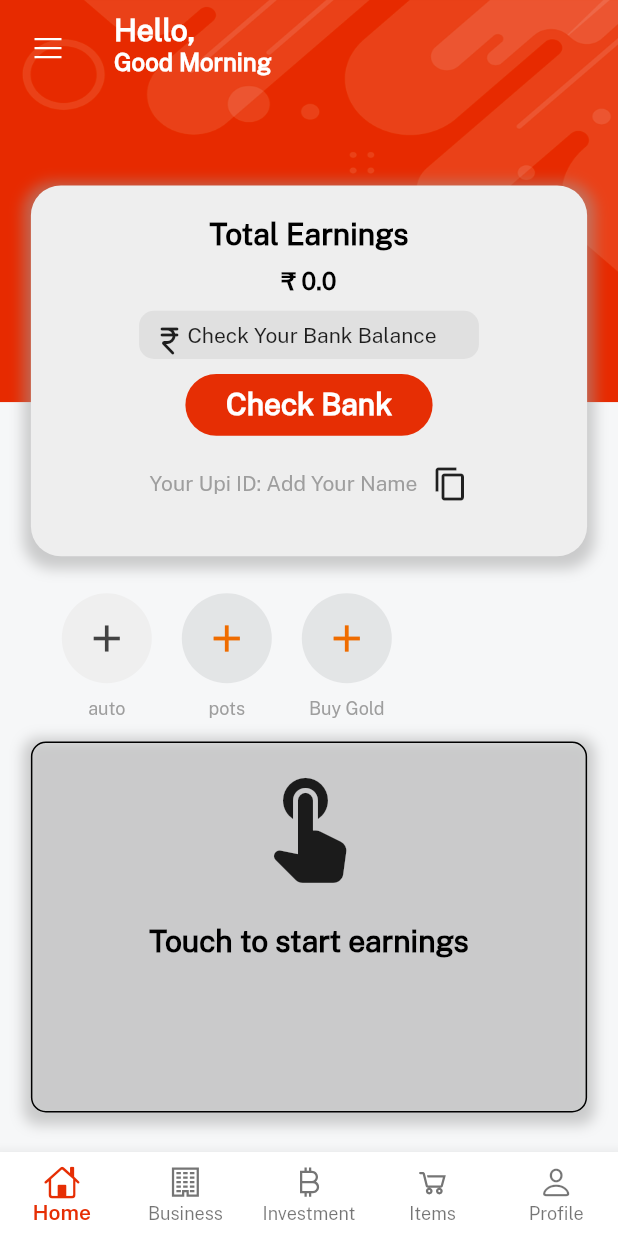
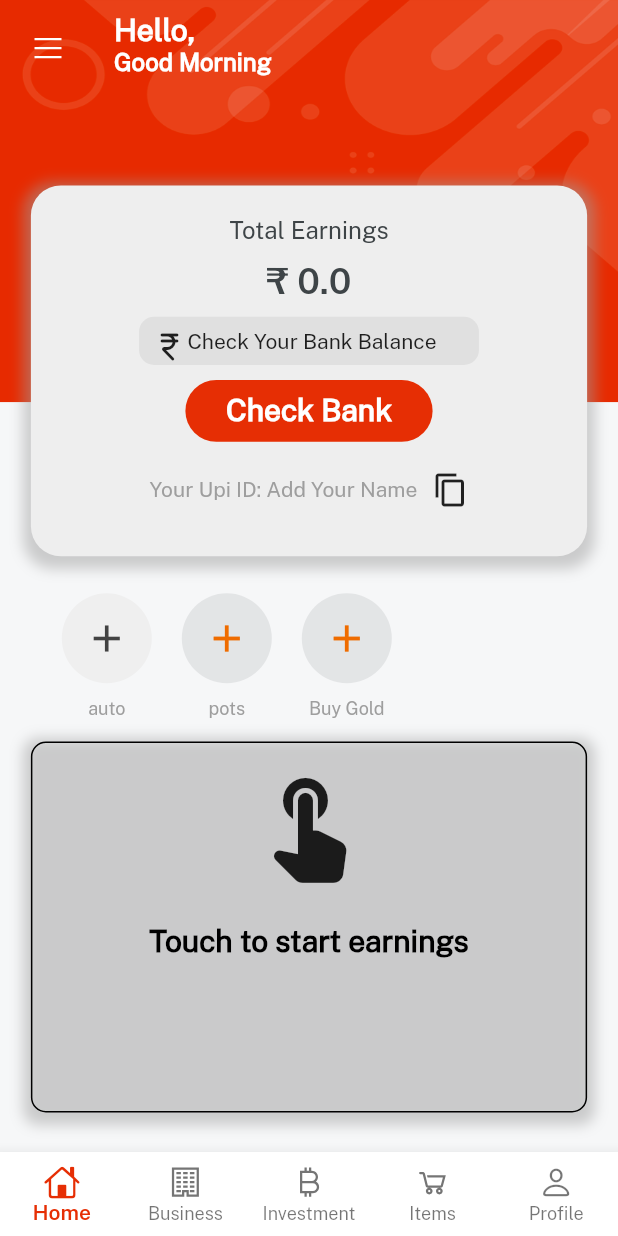
Before and after one commit to salmanulfarisi/business_empire, a Flutter app: the screen it shows once a user with an empty profile is signed in, on a phone screen of 412 x 824 dp. Run offline on Flutter 3.47's test engine with Material 2 defaults, Android fonts, the phone set to English and light mode, and no system bars; our stand-ins replace cached_network_image, cloud_firestore, dotted_border, firebase_auth, firebase_core, firebase_storage and 9 more; missing offline and left inert: awesome_card; accounts and stored records are empty; network calls fail.

Commit message:
fixed bugs

```diff
--- a/lib/screen/dashboard.dart
+++ b/lib/screen/dashboard.dart
@@ -1,5 +1,5 @@
 import 'package:business_empire/screen/bussiness/bussiness_page.dart';
-import 'package:business_empire/screen/home.dart';
+import 'package:business_empire/screen/home/home.dart';
 import 'package:business_empire/screen/wholesale/shop/view/profile/profile_screen.dart';
 import 'package:business_empire/screen/wholesale/shop/widgets/consts.dart';
 import 'package:flutter/cupertino.dart';
--- a/lib/screen/home.dart
+++ b/lib/screen/home/home.dart
@@ -18,7 +18,7 @@ import 'package:flutter/material.dart';
 import 'package:line_icons/line_icons.dart';
 import 'package:shared_preferences/shared_preferences.dart';
 
-import 'wholesale/shop/services/firestore_sercices.dart';
+import '../wholesale/shop/services/firestore_sercices.dart';
 
 class HomePage extends StatefulWidget {
   const HomePage({Key? key}) : super(key: key);
@@ -188,12 +188,11 @@ class _HomePageState extends State<HomePage> {
 
   @override
   void initState() {
-    Future.delayed(const Duration(seconds: 3), () {
-      getEarnings();
-      ProfileRepo().getUserName();
-      EarningsRepo.getTotalClick();
-      ProfileRepo().getCardDetails();
-    });
+    getEarnings();
+    ProfileRepo().getUserName();
+    EarningsRepo.getTotalClick();
+    ProfileRepo().getCardDetails();
+
     super.initState();
   }
 
@@ -216,10 +215,6 @@ class _HomePageState extends State<HomePage> {
                 child: CircularProgressIndicator(
                   valueColor: AlwaysStoppedAnimation(redColor),
                 ),
-              );
-            } else if (snapshot.connectionState == ConnectionState.waiting) {
-              return const CircularProgressIndicator(
-                valueColor: AlwaysStoppedAnimation(redColor),
               );
             } else {
               var data = snapshot.data!.docs[0];
@@ -290,7 +285,7 @@ class _HomePageState extends State<HomePage> {
                     left: size.width * 0.1,
                     child: Row(
                       children: [
-                        isVisble
+                        isVisble == true
                             ? RoundButton(
                                 onTap: () {
                                   showDialog(
--- a/lib/widgets/home_container.dart
+++ b/lib/widgets/home_container.dart
@@ -1,3 +1,4 @@
+import 'package:business_empire/screen/wholesale/shop/widgets/consts.dart';
 import 'package:business_empire/utils/utils.dart';
 import 'package:business_empire/widgets/button_widget.dart';
 import 'package:business_empire/widgets/money_repository.dart';
@@ -33,18 +34,17 @@ class HomeContainer extends StatelessWidget {
       ),
       child: Column(
         children: [
-          const Text(
-            'Total Earnings',
-            style: AppStyle.title2,
-          ),
-          AppSize().height10,
+          'Total Earnings'.text.color(darkFontGrey).size(16).make(),
+          10.heightBox,
           ValueListenableBuilder(
               valueListenable: EarningsRepo.earnings,
               builder: (context, value, child) {
-                return Text(
-                  '₹ $value',
-                  style: AppStyle.subtitleBlack,
-                );
+                return '₹ $value'
+                    .text
+                    .color(darkFontGrey)
+                    .size(24)
+                    .fontFamily(semibold)
+                    .make();
               }),
           AppSize().height10,
           Container(
```
Also changed, not shown: lib/sample/sample.dart (added, +153 -0 lines), lib/screen/home/controller/controller.dart (added, +29 -0 lines).
